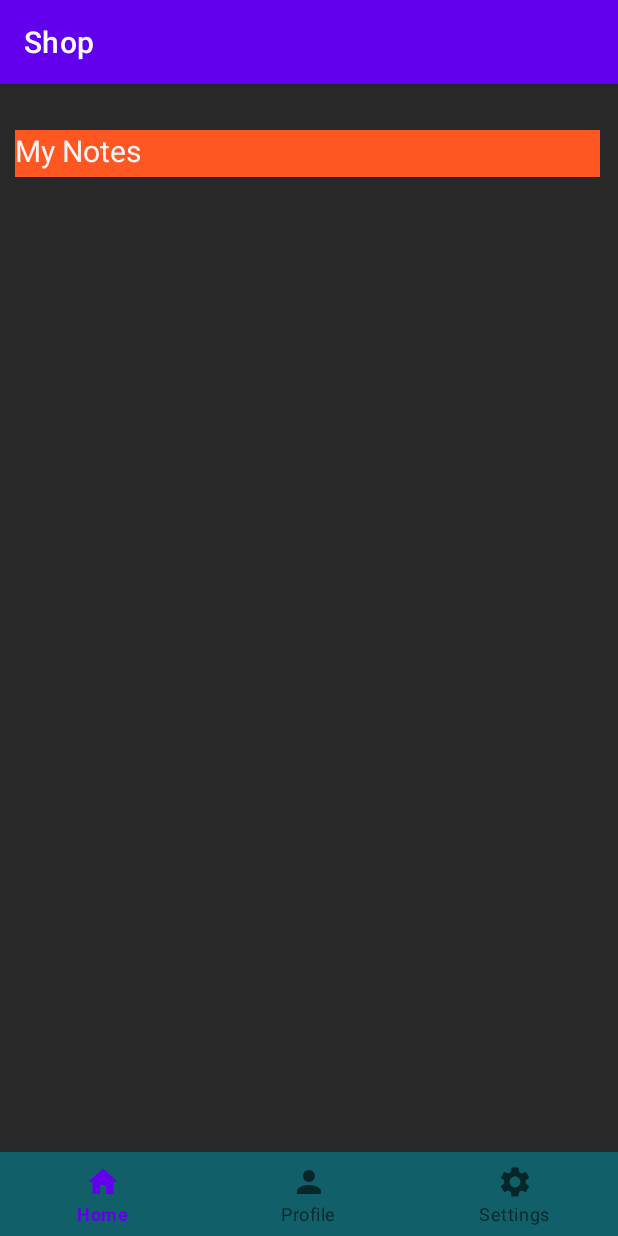
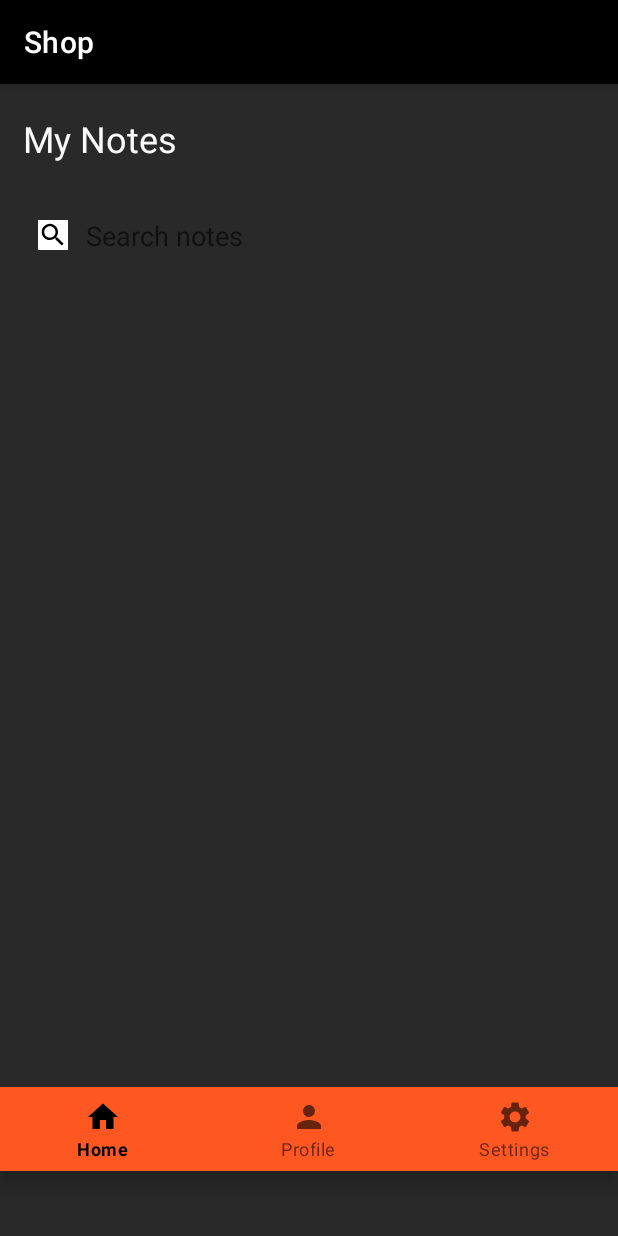
Before and after one commit to Asik2003/asik1, an Android app: the screen it shows after launch (MainActivity), on a phone screen of 412 x 824 dp. Run offline under Robolectric (Android 15) with nearby library versions, the light colour scheme and no system bars.

Commit message:
project 3.8

```diff
--- /dev/null
+++ b/app/src/main/res/drawable/ic_baseline_search_24.xml
@@ -0,0 +1,5 @@
+<vector android:height="24dp" android:tint="#000000"
+    android:viewportHeight="24" android:viewportWidth="24"
+    android:width="24dp" xmlns:android="http://schemas.android.com/apk/res/android">
+    <path android:fillColor="@android:color/white" android:pathData="M15.5,14h-0.79l-0.28,-0.27C15.41,12.59 16,11.11 16,9.5 16,5.91 13.09,3 9.5,3S3,5.91 3,9.5 5.91,16 9.5,16c1.61,0 3.09,-0.59 4.23,-1.57l0.27,0.28v0.79l5,4.99L20.49,19l-4.99,-5zM9.5,14C7.01,14 5,11.99 5,9.5S7.01,5 9.5,5 14,7.01 14,9.5 11.99,14 9.5,14z"/>
+</vector>
--- a/app/src/main/res/layout/activity_main.xml
+++ b/app/src/main/res/layout/activity_main.xml
@@ -7,30 +7,20 @@
     android:background="@color/colorPrimary"
     tools:context=".MainActivity">
 
-    <TextView
-        android:id="@+id/textMyNotes"
-        android:layout_width="390dp"
-        android:layout_height="31dp"
-        android:layout_marginStart="10dp"
-        android:layout_marginBottom="650dp"
-        android:background="#635050"
-        android:backgroundTint="#FF5722"
-        android:text="My Notes"
-        android:textColor="#F4F4F4"
-        android:textSize="20sp"
-        app:layout_constraintBottom_toTopOf="@+id/frameLayout2"
-        app:layout_constraintEnd_toEndOf="parent"
-        app:layout_constraintHorizontal_bias="0.0"
-        app:layout_constraintStart_toStartOf="parent" />
-
     <FrameLayout
         android:id="@+id/frameLayout2"
-        android:layout_width="0dp"
+        android:layout_width="203dp"
         android:layout_height="0dp"
+        android:layout_marginStart="86dp"
+        android:layout_marginTop="330dp"
+        android:layout_marginEnd="325dp"
+        android:layout_marginBottom="401dp"
+        app:layout_constraintBottom_toBottomOf="parent"
         app:layout_constraintEnd_toEndOf="parent"
         app:layout_constraintHorizontal_bias="0.0"
         app:layout_constraintStart_toStartOf="parent"
-        app:layout_constraintTop_toTopOf="parent">
+        app:layout_constraintTop_toTopOf="parent"
+        app:layout_constraintVertical_bias="1.0">
 
     </FrameLayout>
 
@@ -38,11 +28,72 @@
         android:id="@id/frameLayout2"
         android:layout_width="match_parent"
         android:layout_height="wrap_content"
-        app:backgroundTint="#115F68"
+        android:layout_marginTop="640dp"
+        android:layout_marginBottom="15dp"
+        app:backgroundTint="#FF5722"
         app:layout_constraintBottom_toBottomOf="parent"
+        app:layout_constraintTop_toTopOf="parent"
+        app:menu="@menu/button_nav_menu"
+        tools:layout_editor_absoluteX="0dp">
+
+    </com.google.android.material.bottomnavigation.BottomNavigationView>
+
+    <LinearLayout
+        android:id="@+id/layoutSearch"
+        android:layout_width="match_parent"
+        android:layout_height="wrap_content"
+        android:layout_marginStart="15dp"
+        android:layout_marginTop="16dp"
+        android:layout_marginBottom="568dp"
+        android:gravity="center_vertical"
+        android:orientation="horizontal"
+        android:paddingStart="10dp"
+        android:paddingEnd="10dp"
+        app:layout_constraintBottom_toTopOf="@+id/frameLayout2"
         app:layout_constraintEnd_toEndOf="parent"
+        app:layout_constraintHorizontal_bias="1.0"
         app:layout_constraintStart_toStartOf="parent"
-        app:menu="@menu/botton_nav_menu" />
+        app:layout_constraintTop_toBottomOf="@+id/textMyNotes">
+
+        <ImageView
+            android:layout_width="20dp"
+            android:layout_height="20dp"
+            android:contentDescription="@string/app_name"
+            android:src="@drawable/ic_baseline_search_24"
+            android:background="@color/colorWhite"/>
+
+        <EditText
+            android:layout_width="match_parent"
+            android:layout_height="35dp"
+            android:layout_marginStart="12dp"
+            android:background="@null"
+            android:hint="Search notes"
+            android:imeOptions="actionDone"
+            android:inputType="text"
+            android:textColor="@color/colorWhite"
+            />
+
+
+    </LinearLayout>
+
+    <TextView
+        android:id="@+id/textMyNotes"
+        android:layout_width="390dp"
+        android:layout_height="31dp"
+        android:layout_marginStart="15dp"
+        android:layout_marginTop="37dp"
+        android:layout_marginEnd="15dp"
+        android:layout_marginBottom="16dp"
+        android:background="#FF5722"
+        android:backgroundTint="@color/colorPrimary"
+        android:text="My Notes"
+        android:textColor="#FAFAFA"
+        android:textSize="24sp"
+        app:layout_constraintBottom_toTopOf="@+id/layoutSearch"
+        app:layout_constraintEnd_toEndOf="parent"
+        app:layout_constraintHorizontal_bias="0.0"
+        app:layout_constraintStart_toStartOf="parent"
+        app:layout_constraintTop_toTopOf="parent" />
 
 
 </androidx.constraintlayout.widget.ConstraintLayout>
--- a/app/src/main/res/values/colors.xml
+++ b/app/src/main/res/values/colors.xml
@@ -1,9 +1,9 @@
 <?xml version="1.0" encoding="utf-8"?>
 <resources>
-    <color name="purple_200">#FFBB86FC</color>
+    <color name="purple_200">#FFFFFF</color>
     <color name="white">#FFFFFF</color>
     <color name="black">#FF000000</color>
-    <color name="purple_500">#FF6200EE</color>
+    <color name="purple_500">#000000</color>
     <color name="purple_700">#FF3700B3</color>
     <color name="teal_200">#FF03DAC5</color>
     <color name="teal_700">#FF018786</color>
```
Also changed, not shown: app/src/main/res/layout/fragment_profile.xml (+7 -5 lines), app/src/main/res/layout/fragment_settings.xml (+20 -5 lines), app/src/main/res/drawable/customize.png (added), app/src/main/res/menu/button_nav_menu.xml (renamed from app/src/main/res/menu/botton_nav_menu.xml).
